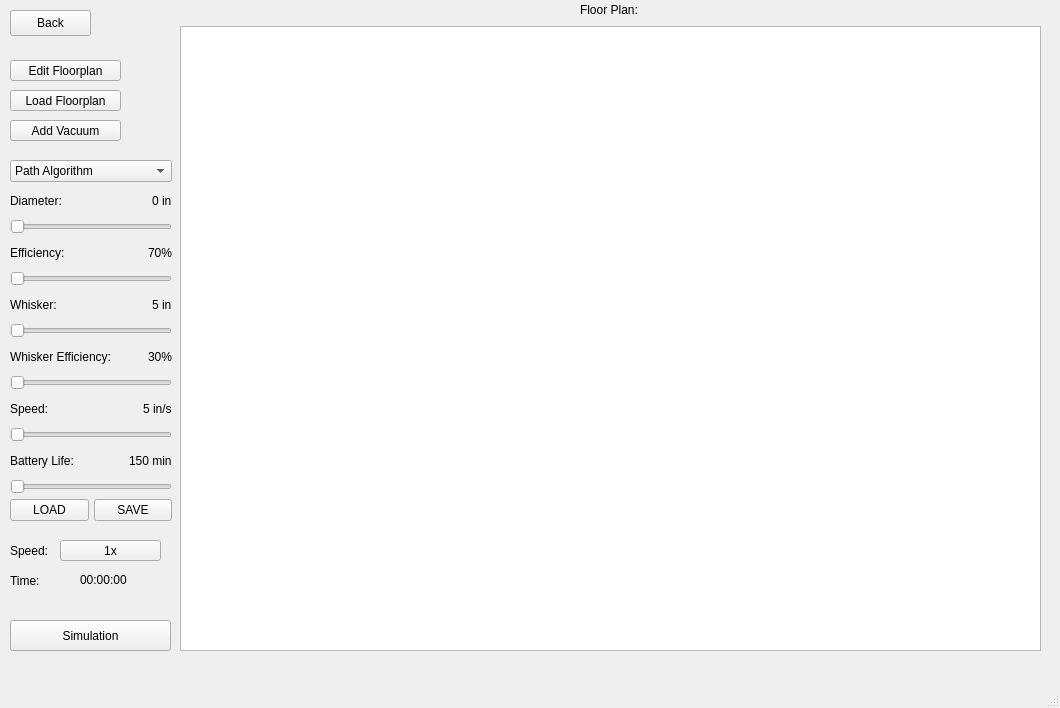
CS499-RoboVac/Robovac, file Source/Views/Sim.ui: the form before one commit.
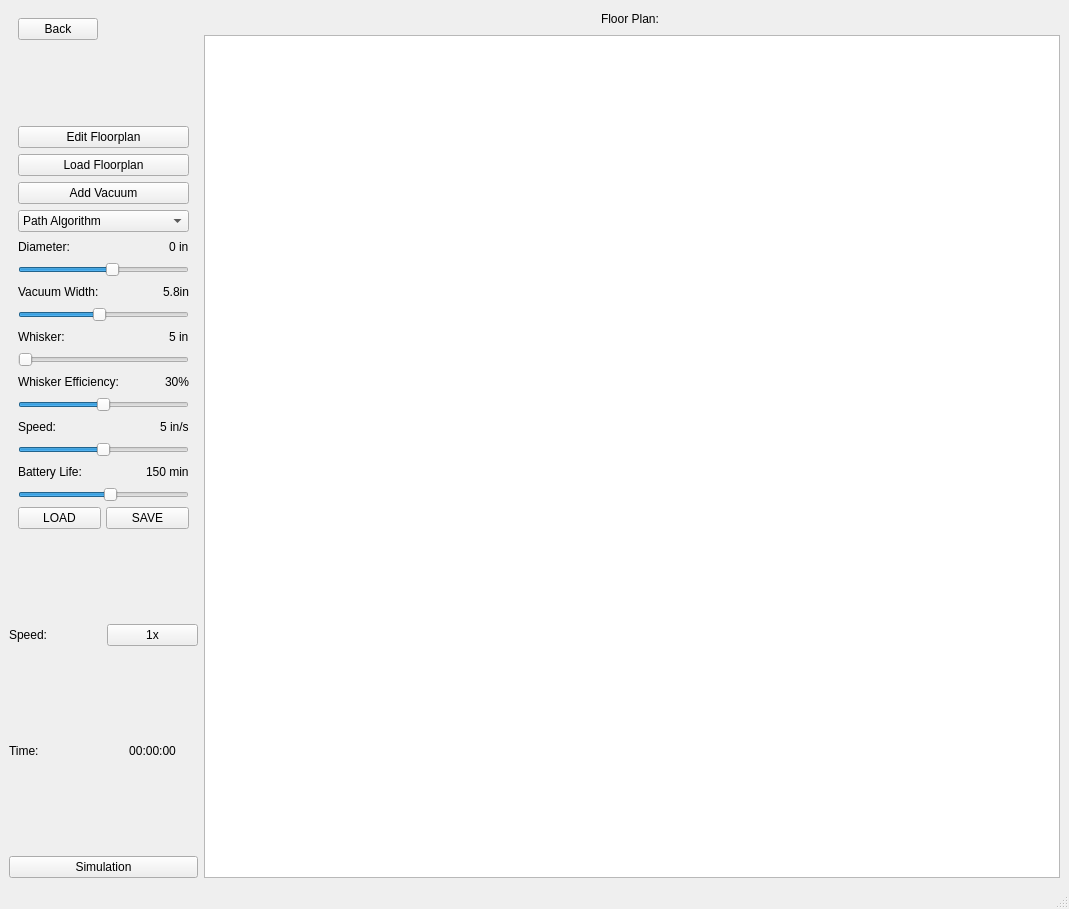
The form after the commit.

Commit message: redesign SIm UI, implement test create robot item functon into Sim

Diff of the .ui file:
```diff
--- a/Source/Views/Sim.ui
+++ b/Source/Views/Sim.ui
@@ -6,88 +6,118 @@
    <rect>
     <x>0</x>
     <y>0</y>
-    <width>1060</width>
-    <height>708</height>
+    <width>1069</width>
+    <height>909</height>
    </rect>
   </property>
   <property name="windowTitle">
    <string>MainWindow</string>
   </property>
   <widget class="QWidget" name="centralwidget">
+   <property name="minimumSize">
+    <size>
+     <width>900</width>
+     <height>725</height>
+    </size>
+   </property>
+   <layout class="QHBoxLayout" name="horizontalLayout_4">
+    <item>
+     <layout class="QVBoxLayout" name="verticalLayout_4">
+      <item>
+       <widget class="QWidget" name="verticalWidget_4" native="true">
+        <property name="sizePolicy">
+         <sizepolicy hsizetype="Fixed" vsizetype="Preferred">
+          <horstretch>0</horstretch>
+          <verstretch>0</verstretch>
+         </sizepolicy>
+        </property>
+        <layout class="QVBoxLayout" name="verticalLayout_2">
+         <item>
+          <layout class="QVBoxLayout" name="verticalLayout_3">
+           <item>
+            <layout class="QHBoxLayout" name="horizontalLayout">
+             <item>
+              <layout class="QVBoxLayout" name="verticalLayout">
+               <item>
    <widget class="QPushButton" name="BacktoMainButton">
-    <property name="geometry">
-     <rect>
-      <x>10</x>
-      <y>10</y>
-      <width>81</width>
-      <height>26</height>
-     </rect>
-    </property>
     <property name="text">
      <string>Back</string>
     </property>
    </widget>
+               </item>
+               <item>
+                <spacer name="verticalSpacer">
+                 <property name="orientation">
+                  <enum>Qt::Vertical</enum>
+                 </property>
+                 <property name="sizeType">
+                  <enum>QSizePolicy::Minimum</enum>
+                 </property>
+                 <property name="sizeHint" stdset="0">
+                  <size>
+                   <width>20</width>
+                   <height>40</height>
+                  </size>
+                 </property>
+                </spacer>
+               </item>
+              </layout>
+             </item>
+             <item>
+              <spacer name="horizontalSpacer_7">
+               <property name="orientation">
+                <enum>Qt::Horizontal</enum>
+               </property>
+               <property name="sizeHint" stdset="0">
+                <size>
+                 <width>40</width>
+                 <height>20</height>
+                </size>
+               </property>
+              </spacer>
+             </item>
+            </layout>
+           </item>
+          </layout>
+         </item>
+         <item>
+          <spacer name="verticalSpacer_2">
+           <property name="orientation">
+            <enum>Qt::Vertical</enum>
+           </property>
+           <property name="sizeType">
+            <enum>QSizePolicy::Maximum</enum>
+           </property>
+           <property name="sizeHint" stdset="0">
+            <size>
+             <width>20</width>
+             <height>40</height>
+            </size>
+           </property>
+          </spacer>
+         </item>
+         <item>
    <widget class="QPushButton" name="EditFloorPlanButton">
-    <property name="geometry">
-     <rect>
-      <x>10</x>
-      <y>60</y>
-      <width>111</width>
-      <height>21</height>
-     </rect>
-    </property>
     <property name="text">
      <string>Edit Floorplan</string>
     </property>
    </widget>
-   <widget class="QPushButton" name="SimulationButton">
-    <property name="geometry">
-     <rect>
-      <x>10</x>
-      <y>620</y>
-      <width>161</width>
-      <height>31</height>
-     </rect>
-    </property>
-    <property name="text">
-     <string>Simulation</string>
-    </property>
-   </widget>
+         </item>
+         <item>
    <widget class="QPushButton" name="LoadFloorPlanButton">
-    <property name="geometry">
-     <rect>
-      <x>10</x>
-      <y>90</y>
-      <width>111</width>
-      <height>21</height>
-     </rect>
-    </property>
     <property name="text">
      <string>Load Floorplan</string>
     </property>
    </widget>
-   <widget class="QPushButton" name="SimSpeedButton">
-    <property name="geometry">
-     <rect>
-      <x>60</x>
-      <y>540</y>
-      <width>101</width>
-      <height>21</height>
-     </rect>
-    </property>
+         </item>
+         <item>
+          <widget class="QPushButton" name="AddVacuumButton">
     <property name="text">
-     <string>1x</string>
-    </property>
-   </widget>
-   <widget class="QWidget" name="verticalLayoutWidget_2">
-    <property name="geometry">
-     <rect>
-      <x>10</x>
-      <y>160</y>
-      <width>162</width>
-      <height>361</height>
-     </rect>
-    </property>
+            <string>Add Vacuum</string>
+           </property>
+          </widget>
+         </item>
+         <item>
     <layout class="QVBoxLayout" name="VacuumLayout">
      <property name="spacing">
       <number>5</number>
@@ -151,6 +181,18 @@
        </item>
        <item>
         <widget class="QSlider" name="DiameterSlide">
+               <property name="minimum">
+                <number>100</number>
+               </property>
+               <property name="maximum">
+                <number>150</number>
+               </property>
+               <property name="singleStep">
+                <number>5</number>
+               </property>
+               <property name="value">
+                <number>128</number>
+               </property>
          <property name="orientation">
           <enum>Qt::Horizontal</enum>
          </property>
@@ -161,7 +203,7 @@
          <item>
           <widget class="QLabel" name="EfficiencyLabel">
            <property name="text">
-            <string>Efficiency:</string>
+                  <string>Vacuum Width:</string>
            </property>
           </widget>
          </item>
@@ -181,7 +223,7 @@
          <item>
           <widget class="QLabel" name="Stat_VacuumEfficiency">
            <property name="text">
-            <string>70%</string>
+                  <string>5.8in</string>
            </property>
           </widget>
          </item>
@@ -189,6 +231,15 @@
        </item>
        <item>
         <widget class="QSlider" name="EfficiencySlide">
+               <property name="minimum">
+                <number>20</number>
+               </property>
+               <property name="maximum">
+                <number>100</number>
+               </property>
+               <property name="value">
+                <number>58</number>
+               </property>
          <property name="orientation">
           <enum>Qt::Horizontal</enum>
          </property>
@@ -227,6 +278,12 @@
        </item>
        <item>
         <widget class="QSlider" name="WhiskerSlide">
+               <property name="minimum">
+                <number>3</number>
+               </property>
+               <property name="maximum">
+                <number>10</number>
+               </property>
          <property name="orientation">
           <enum>Qt::Horizontal</enum>
          </property>
@@ -265,6 +322,12 @@
        </item>
        <item>
         <widget class="QSlider" name="WhiskerEffSlide">
+               <property name="maximum">
+                <number>100</number>
+               </property>
+               <property name="value">
+                <number>50</number>
+               </property>
          <property name="orientation">
           <enum>Qt::Horizontal</enum>
          </property>
@@ -303,6 +366,15 @@
        </item>
        <item>
         <widget class="QSlider" name="SpeedSlide">
+               <property name="minimum">
+                <number>6</number>
+               </property>
+               <property name="maximum">
+                <number>18</number>
+               </property>
+               <property name="value">
+                <number>12</number>
+               </property>
          <property name="orientation">
           <enum>Qt::Horizontal</enum>
          </property>
@@ -341,6 +413,15 @@
        </item>
        <item>
         <widget class="QSlider" name="BatteryLifeSlide">
+               <property name="minimum">
+                <number>90</number>
+               </property>
+               <property name="maximum">
+                <number>200</number>
+               </property>
+               <property name="value">
+                <number>150</number>
+               </property>
          <property name="orientation">
           <enum>Qt::Horizontal</enum>
          </property>
@@ -367,16 +448,95 @@
       </layout>
      </item>
     </layout>
-   </widget>
-   <widget class="QWidget" name="verticalLayoutWidget_3">
-    <property name="geometry">
-     <rect>
-      <x>180</x>
-      <y>0</y>
-      <width>861</width>
-      <height>651</height>
-     </rect>
-    </property>
+         </item>
+        </layout>
+       </widget>
+      </item>
+      <item>
+       <spacer name="verticalSpacer_4">
+        <property name="orientation">
+         <enum>Qt::Vertical</enum>
+        </property>
+        <property name="sizeType">
+         <enum>QSizePolicy::Maximum</enum>
+        </property>
+        <property name="sizeHint" stdset="0">
+         <size>
+          <width>20</width>
+          <height>40</height>
+         </size>
+        </property>
+       </spacer>
+      </item>
+      <item>
+       <spacer name="verticalSpacer_3">
+        <property name="orientation">
+         <enum>Qt::Vertical</enum>
+        </property>
+        <property name="sizeType">
+         <enum>QSizePolicy::Minimum</enum>
+        </property>
+        <property name="sizeHint" stdset="0">
+         <size>
+          <width>20</width>
+          <height>40</height>
+         </size>
+        </property>
+       </spacer>
+      </item>
+      <item>
+       <layout class="QVBoxLayout" name="verticalLayout_5">
+        <item>
+         <layout class="QHBoxLayout" name="horizontalLayout_2">
+          <item>
+           <widget class="QLabel" name="SpeedTextLabel">
+            <property name="text">
+             <string>Speed:</string>
+            </property>
+           </widget>
+          </item>
+          <item>
+           <widget class="QPushButton" name="SimSpeedButton">
+            <property name="text">
+             <string>1x</string>
+            </property>
+           </widget>
+          </item>
+         </layout>
+        </item>
+        <item>
+         <layout class="QHBoxLayout" name="horizontalLayout_3">
+          <item>
+           <widget class="QLabel" name="TimeTextLabel">
+            <property name="text">
+             <string>Time:</string>
+            </property>
+           </widget>
+          </item>
+          <item>
+           <widget class="QLabel" name="Stat_SimulationTime">
+            <property name="text">
+             <string>00:00:00</string>
+            </property>
+            <property name="alignment">
+             <set>Qt::AlignCenter</set>
+            </property>
+           </widget>
+          </item>
+         </layout>
+        </item>
+        <item>
+         <widget class="QPushButton" name="SimulationButton">
+          <property name="text">
+           <string>Simulation</string>
+          </property>
+         </widget>
+        </item>
+       </layout>
+      </item>
+     </layout>
+    </item>
+    <item>
     <layout class="QVBoxLayout" name="GraphicLayout">
      <item>
       <layout class="QHBoxLayout" name="FloorPlanLayout">
@@ -419,59 +579,8 @@
       <widget class="QGraphicsView" name="graphicsView"/>
      </item>
     </layout>
-   </widget>
-   <widget class="QLabel" name="SpeedTextLabel">
-    <property name="geometry">
-     <rect>
-      <x>10</x>
-      <y>540</y>
-      <width>41</width>
-      <height>21</height>
-     </rect>
-    </property>
-    <property name="text">
-     <string>Speed:</string>
-    </property>
-   </widget>
-   <widget class="QLabel" name="TimeTextLabel">
-    <property name="geometry">
-     <rect>
-      <x>10</x>
-      <y>570</y>
-      <width>41</width>
-      <height>21</height>
-     </rect>
-    </property>
-    <property name="text">
-     <string>Time:</string>
-    </property>
-   </widget>
-   <widget class="QLabel" name="Stat_SimulationTime">
-    <property name="geometry">
-     <rect>
-      <x>80</x>
-      <y>570</y>
-      <width>61</width>
-      <height>20</height>
-     </rect>
-    </property>
-    <property name="text">
-     <string>00:00:00</string>
-    </property>
-   </widget>
-   <widget class="QPushButton" name="AddVacuumButton">
-    <property name="geometry">
-     <rect>
-      <x>10</x>
-      <y>120</y>
-      <width>111</width>
-      <height>21</height>
-     </rect>
-    </property>
-    <property name="text">
-     <string>Add Vacuum</string>
-    </property>
-   </widget>
+    </item>
+   </layout>
   </widget>
   <widget class="QMenuBar" name="menubar">
    <property name="geometry">
```
Left out of the diff: 6 changed lines with no effect on the pictures. Lines whose indentation alone changed are shown as unchanged. The commit also changes 3 other files.
